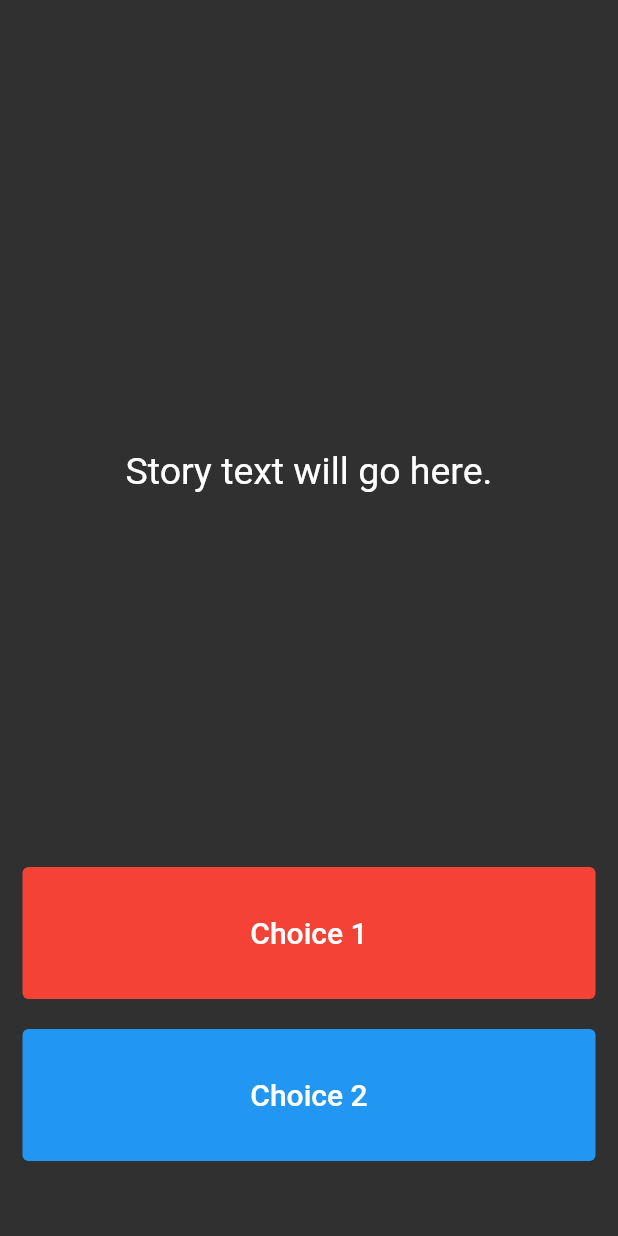
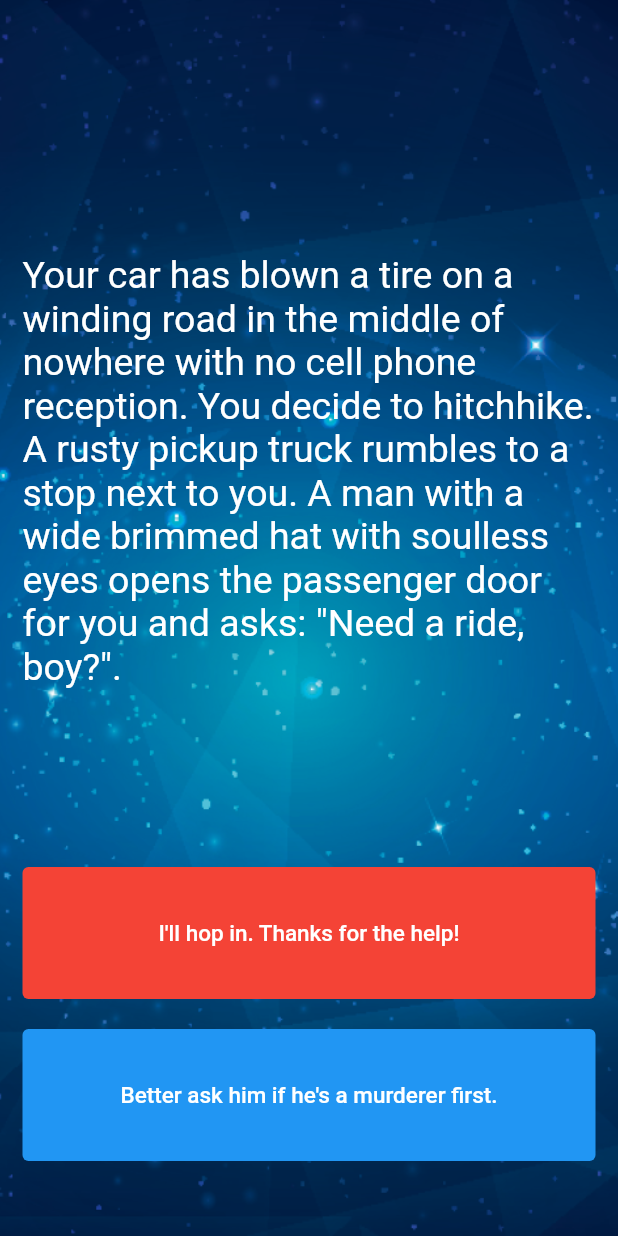
Before and after one commit to HeratUni-CS/destini-hohanif, a Flutter app: the screen it shows after launch, on a phone screen of 412 x 824 dp. Run offline on Flutter 3.47's test engine with Material 2 defaults, Android fonts, the phone set to English and light mode, and no system bars.

Commit message:
all done

```diff
--- a/lib/main.dart
+++ b/lib/main.dart
@@ -1,19 +1,19 @@
 import 'package:flutter/material.dart';
+import 'story_brain.dart';
 
-//TODO: Step 15 - Run the app and see if you can see the screen update with the first story. Delete this TODO if it looks as you expected.
+StoryBrain storyBrain = StoryBrain();
 
 void main() => runApp(Destini());
 
 class Destini extends StatelessWidget {
   Widget build(BuildContext context) {
     return MaterialApp(
+      debugShowCheckedModeBanner: false,
       theme: ThemeData.dark(),
       home: StoryPage(),
     );
   }
 }
-
-//TODO: Step 9 - Create a new storyBrain object from the StoryBrain class.
 
 class StoryPage extends StatefulWidget {
   _StoryPageState createState() => _StoryPageState();
@@ -24,7 +24,12 @@ class _StoryPageState extends State<StoryPage> {
   Widget build(BuildContext context) {
     return Scaffold(
       body: Container(
-        //TODO: Step 1 - Add background.png to this Container as a background image.
+        decoration: BoxDecoration(
+          image: DecorationImage(
+            image: AssetImage('images/background.png'),
+            fit: BoxFit.cover,
+          ),
+        ),
         padding: EdgeInsets.symmetric(vertical: 50.0, horizontal: 15.0),
         constraints: BoxConstraints.expand(),
         child: SafeArea(
@@ -35,8 +40,7 @@ class _StoryPageState extends State<StoryPage> {
                 flex: 12,
                 child: Center(
                   child: Text(
-                    //TODO: Step 10 - use the storyBrain to get the first story title and display it in this Text Widget.
-                    'Story text will go here.',
+                    storyBrain.getStory(),
                     style: TextStyle(
                       fontSize: 25.0,
                     ),
@@ -46,17 +50,18 @@ class _StoryPageState extends State<StoryPage> {
               Expanded(
                 flex: 2,
                 child: TextButton(
+                  style: TextButton.styleFrom(backgroundColor: Colors.red),
                   onPressed: () {
                     //Choice 1 made by user.
-                    //TODO: Step 18 - Call the nextStory() method from storyBrain and pass the number 1 as the choice made by the user.
+                    setState(() {
+                      storyBrain.nextStory(1);
+                    });
                   },
-                  style: TextButton.styleFrom(backgroundColor: Colors.red),
                   child: Text(
-                    //TODO: Step 13 - Use the storyBrain to get the text for choice 1.
-                    'Choice 1',
+                    storyBrain.getChoice1(),
                     style: TextStyle(
-                      fontSize: 20.0,
                       color: Colors.white,
+                      fontSize: 15.0,
                     ),
                   ),
                 ),
@@ -66,20 +71,24 @@ class _StoryPageState extends State<StoryPage> {
               ),
               Expanded(
                 flex: 2,
-                //TODO: Step 26 - Use a Flutter Visibility Widget to wrap this TextButton.
-                //TODO: Step 28 - Set the "visible" property of the Visibility Widget to equal the output from the buttonShouldBeVisible() method in the storyBrain.
+                child: Visibility(
+                  visible: storyBrain.buttonShouldBeVisible(),
                   child: TextButton(
+                    style: TextButton.styleFrom(backgroundColor: Colors.blue),
+
                     onPressed: () {
                       //Choice 2 made by user.
-                    //TODO: Step 19 - Call the nextStory() method from storyBrain and pass the number 2 as the choice made by the user.
+                      setState(() {
+                        storyBrain.nextStory(2);
+                      });
                     },
-                  style: TextButton.styleFrom(backgroundColor: Colors.blue),
+                    // color: Colors.blue,
                     child: Text(
-                    //TODO: Step 14 - Use the storyBrain to get the text for choice 2.
-                    'Choice 2',
+                      storyBrain.getChoice2(),
                       style: TextStyle(
-                      fontSize: 20.0,
                         color: Colors.white,
+                        fontSize: 15.0,
+                      ),
                     ),
                   ),
                 ),
@@ -91,6 +100,3 @@ class _StoryPageState extends State<StoryPage> {
     );
   }
 }
-//TODO: Step 24 - Run the app and try to figure out what code you need to add to this file to make the story change when you press on the choice buttons.
-
-//TODO: Step 29 - Run the app and test it against the Story Outline to make sure you've completed all the steps.
```
Also changed, not shown: lib/story.dart (+7 -4 lines), lib/story_brain.dart (+71 -50 lines), pubspec.lock. Lines whose indentation alone changed are shown as unchanged.
